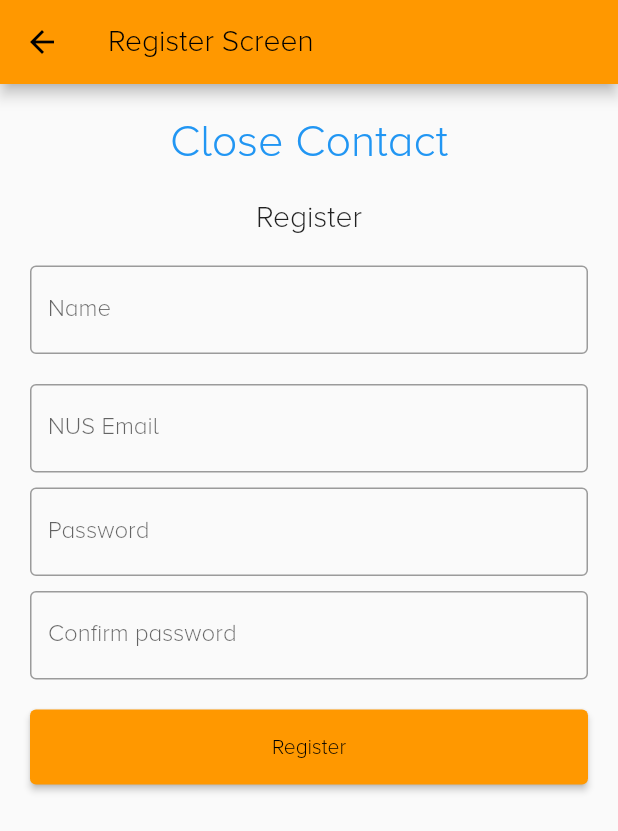
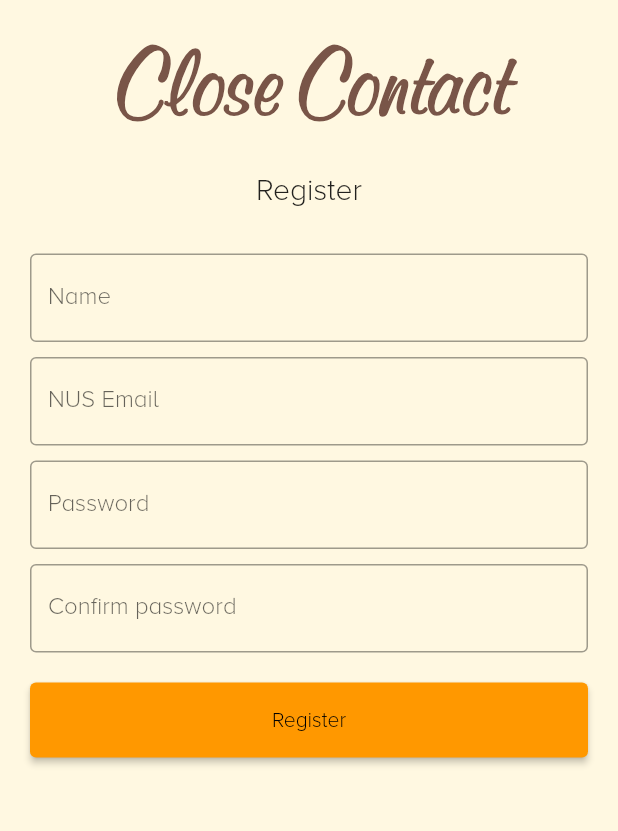
Before and after one commit to Guanzhou03/closecontact, a Flutter app: the screen it shows after launch, after a tap on "Login", after a tap on "Register", on a phone screen of 412 x 824 dp. Shown: the top 831 px of the screen. Run offline on Flutter 3.47's test engine with Material 2 defaults, Android fonts, the light colour scheme and no system bars; our stand-ins replace firebase_auth, firebase_core; accounts and stored records are empty.

Commit message:
improved fonts and color scheme for login and register

```diff
--- a/lib/main.dart
+++ b/lib/main.dart
@@ -6,12 +6,9 @@
 class MyApp extends StatelessWidget {
   const MyApp({Key? key}) : super(key: key);
 
-  static const String _title = 'Login Screen';
-
   @override
   Widget build(BuildContext context) {
     return MaterialApp(
-      title: _title,
       debugShowCheckedModeBanner: false,
       theme: ThemeData(
         colorScheme: ColorScheme.fromSwatch(
@@ -21,12 +18,7 @@
         primaryColor: Colors.amber[700],
         fontFamily: 'Proxima',
       ),
-      home: Scaffold(
-        appBar: AppBar(
-          title: const Text(_title),
-        ),
-        body: const LogIn(),
-      ),
+      home: const LogIn(),
     );
   }
 }
--- a/lib/screens/register.dart
+++ b/lib/screens/register.dart
@@ -18,7 +18,7 @@
   @override
   Widget build(BuildContext context) {
     return Scaffold(
-      appBar: AppBar(title: const Text(_title)),
+        backgroundColor: Colors.amber[50],
       body: Padding(
         padding: const EdgeInsets.all(10),
         child: Form(
@@ -31,9 +31,11 @@
                   child: const Text(
                     'Close Contact',
                     style: TextStyle(
-                        color: Colors.blue,
-                        fontWeight: FontWeight.w500,
-                        fontSize: 30),
+                        color: Colors.brown,
+                        fontFamily: 'Murray Hill',
+                        fontStyle: FontStyle.italic,
+                        fontWeight: FontWeight.w900,
+                        fontSize: 60),
                   )),
               Container(
                   alignment: Alignment.center,
@@ -43,7 +45,7 @@
                     style: TextStyle(fontSize: 20),
                   )),
               Container(
-                padding: const EdgeInsets.all(10),
+                padding: const EdgeInsets.fromLTRB(10, 20, 10, 0),
                 child: TextFormField(
                   controller: _nameController,
                   decoration: const InputDecoration(
--- a/lib/screens/signin.dart
+++ b/lib/screens/signin.dart
@@ -15,8 +15,7 @@
   @override
   Widget build(BuildContext context) {
     return Scaffold(
-      backgroundColor: Colors.transparent,
-      //backgroundColor: Colors.amber[50],
+      backgroundColor: Colors.amber[50],
       body: Padding(
         padding: const EdgeInsets.all(10),
         child: Form(
@@ -33,7 +32,7 @@
                         fontFamily: 'Murray Hill',
                         fontStyle: FontStyle.italic,
                         fontWeight: FontWeight.w900,
-                        fontSize: 70),
+                        fontSize: 60),
                   )),
               Container(
                   alignment: Alignment.center,
--- a/lib/widgets/background.dart
+++ b/lib/widgets/background.dart
@@ -17,8 +17,8 @@
         ),
         gradient: LinearGradient(
           colors: <Color>[
-            Color(0xFFFD0E42),
-            Color(0xFFC30F31),
+            Color(0xFFFFB300),
+            Color(0xFFFF6F00),
           ],
         ),
       ),
@@ -27,7 +27,7 @@
         child: Text(
           'Find Close Contacts',
           style: TextStyle(
-            fontFamily: 'Nunito',
+            // fontFamily: 'Murray Hill',
             fontWeight: FontWeight.w800,
             color: Colors.white,
             fontSize: 28,
```
